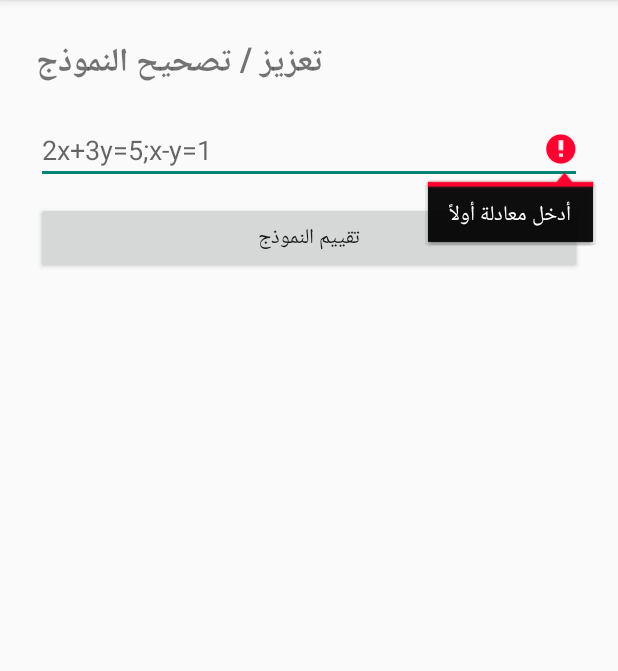
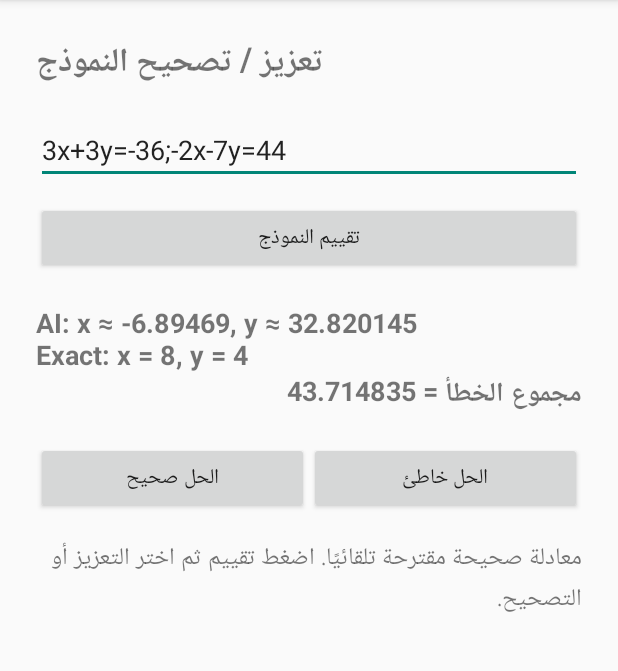
Before and after one commit to msabz/Al, an Android app: the ReinforcementActivity screen opened directly, with no data from a screen before it, after a tap on "تقييم النموذج", on a phone screen of 412 x 824 dp, the part 84-755 px from its top. Run offline under Robolectric (Android 15) with nearby library versions, the light colour scheme and no system bars.

Commit message:
Auto-suggest verified equations for reinforcement

```diff
--- a/app/src/main/java/com/example/equationsolver/ReinforcementActivity.kt
+++ b/app/src/main/java/com/example/equationsolver/ReinforcementActivity.kt
@@ -11,12 +11,14 @@ import androidx.appcompat.app.AppCompatActivity
 import com.example.equationsolver.ai.ModelManager
 import com.example.equationsolver.core.ArabicEquationNormalizer
 import com.example.equationsolver.core.UniversalEquationSolver
+import com.example.equationsolver.data.EquationGenerator
+import com.example.equationsolver.data.GeneratedEquationValidator
 import java.util.Locale
 import kotlin.math.abs
 
 class ReinforcementActivity : AppCompatActivity() {
     private var currentEquation: String? = null
-    private var currentRawEquation: String? = null
+    private lateinit var edit: EditText
     private lateinit var resultText: TextView
     private lateinit var correctionText: TextView
     private lateinit var feedback: LinearLayout
@@ -25,54 +27,44 @@ class ReinforcementActivity : AppCompatActivity() {
         super.onCreate(savedInstanceState)
         setContentView(R.layout.activity_reinforcement)
         ModelManager.init(applicationContext)
-
-        val edit = findViewById<EditText>(R.id.editInteractiveEq)
-        val solve = findViewById<Button>(R.id.btnSolveInteractive)
-        feedback = findViewById(R.id.layoutFeedback)
+        edit = findViewById(R.id.editInteractiveEq)
         resultText = findViewById(R.id.textInteractiveResult)
         correctionText = findViewById(R.id.textCorrection)
-
-        solve.setOnClickListener {
+        feedback = findViewById(R.id.layoutFeedback)
+        findViewById<Button>(R.id.btnSolveInteractive).setOnClickListener {
             val raw = edit.text.toString().trim()
-            if (raw.isEmpty()) {
-                edit.error = "أدخل معادلة أولاً"
-                return@setOnClickListener
+            if (raw.isEmpty()) { edit.error = "أدخل معادلة أولاً"; return@setOnClickListener }
+            val equation = ArabicEquationNormalizer.normalize(raw)
+            currentEquation = equation
+            showEvaluation(equation); feedback.visibility = View.VISIBLE
         }
-            val equation = ArabicEquationNormalizer.normalize(raw)
-            currentRawEquation = raw
-            currentEquation = equation
-            showEvaluation(equation)
-            feedback.visibility = View.VISIBLE
+        findViewById<Button>(R.id.btnReward).setOnClickListener { reinforceCurrent(5, 0.0005) }
+        findViewById<Button>(R.id.btnPunish).setOnClickListener { reinforceCurrent(40, 0.002) }
+        suggestNextEquation()
     }
 
-        findViewById<Button>(R.id.btnReward).setOnClickListener {
-            val equation = currentEquation ?: return@setOnClickListener
+    private fun reinforceCurrent(repeats: Int, learningRate: Double) {
+        val equation = currentEquation ?: return
         try {
             val exact = UniversalEquationSolver.solve(equation)
-                ModelManager.trainOnSolution(equation, toSolutionResult(exact), repeats = 5, learningRate = 0.0005)
+            if (exact.x == null && exact.y == null) error("لا يوجد حل عددي يمكن تدريبه")
+            ModelManager.trainOnSolution(equation, toSolutionResult(exact), repeats, learningRate)
             ModelManager.save(this)
-                correctionText.text = "تم تعزيز النموذج بالحل الصحيح للمسألة."
-                feedback.visibility = View.GONE
+            correctionText.text = "تم تحديث النموذج بالحل الصحيح."
             Toast.makeText(this, "تم التعزيز وحفظ النموذج", Toast.LENGTH_SHORT).show()
-            } catch (e: Exception) {
-                correctionText.text = "فشل التعزيز: ${e.message ?: "خطأ غير معروف"}"
-            }
+            suggestNextEquation()
+        } catch (e: Exception) { correctionText.text = "فشل التحديث: ${e.message ?: "خطأ غير معروف"}" }
     }
 
-        findViewById<Button>(R.id.btnPunish).setOnClickListener {
-            val equation = currentEquation ?: return@setOnClickListener
-            try {
-                val exact = UniversalEquationSolver.solve(equation)
-                ModelManager.trainOnSolution(equation, toSolutionResult(exact), repeats = 40, learningRate = 0.002)
-                ModelManager.save(this)
-                correctionText.text = "تم تصحيح النموذج باستخدام الحل الدقيق وإعادة تدريبه على المسألة."
-                showEvaluation(equation)
-                feedback.visibility = View.GONE
-                Toast.makeText(this, "تم التصحيح وحفظ النموذج", Toast.LENGTH_SHORT).show()
-            } catch (e: Exception) {
-                correctionText.text = "فشل التصحيح: ${e.message ?: "خطأ غير معروف"}"
-            }
-        }
+    private fun suggestNextEquation() {
+        var candidate: com.example.equationsolver.data.GeneratedExample
+        do { candidate = EquationGenerator.generate() } while (!GeneratedEquationValidator.isValid(candidate))
+        currentEquation = candidate.equation
+        edit.setText(candidate.equation)
+        edit.setSelection(edit.text.length)
+        showEvaluation(candidate.equation)
+        feedback.visibility = View.VISIBLE
+        correctionText.text = "معادلة صحيحة مقترحة تلقائيًا. اضغط تقييم ثم اختر التعزيز أو التصحيح."
     }
 
     private fun showEvaluation(equation: String) {
@@ -82,34 +74,19 @@ class ReinforcementActivity : AppCompatActivity() {
             val py = prediction.getOrNull(1)?.times(100.0) ?: 0.0
             val exact = UniversalEquationSolver.solve(equation)
             resultText.text = when {
-                exact.x != null && exact.y == null -> {
-                    val error = abs(px - exact.x)
-                    "AI: x ≈ ${fmt(px)}\nExact: x = ${fmt(exact.x)}\nالخطأ = ${fmt(error)}"
-                }
-                exact.x == null && exact.y != null -> {
-                    val error = abs(py - exact.y)
-                    "AI: y ≈ ${fmt(py)}\nExact: y = ${fmt(exact.y)}\nالخطأ = ${fmt(error)}"
-                }
-                exact.x != null && exact.y != null -> {
-                    val error = abs(px - exact.x) + abs(py - exact.y)
-                    "AI: x ≈ ${fmt(px)}, y ≈ ${fmt(py)}\nExact: x = ${fmt(exact.x)}, y = ${fmt(exact.y)}\nمجموع الخطأ = ${fmt(error)}"
-                }
+                exact.x != null && exact.y == null -> "AI: x ≈ ${fmt(px)}\nExact: x = ${fmt(exact.x)}\nالخطأ = ${fmt(abs(px - exact.x))}"
+                exact.x != null && exact.y != null -> "AI: x ≈ ${fmt(px)}, y ≈ ${fmt(py)}\nExact: x = ${fmt(exact.x)}, y = ${fmt(exact.y)}\nمجموع الخطأ = ${fmt(abs(px - exact.x) + abs(py - exact.y))}"
                 else -> "الحالة: ${exact.summary}"
             }
-        } catch (e: Exception) {
-            resultText.text = "خطأ: ${e.message ?: "خطأ غير معروف"}"
-        }
+        } catch (e: Exception) { resultText.text = "خطأ: ${e.message ?: "خطأ غير معروف"}" }
     }
 
-    private fun toSolutionResult(result: UniversalEquationSolver.Result): com.example.equationsolver.core.SolutionResult {
-        return when {
+    private fun toSolutionResult(result: UniversalEquationSolver.Result): com.example.equationsolver.core.SolutionResult = when {
         result.x != null && result.y != null -> com.example.equationsolver.core.SolutionResult.TwoVariables(result.x, result.y)
         result.x != null -> com.example.equationsolver.core.SolutionResult.SingleVariable(result.x)
         result.y != null -> com.example.equationsolver.core.SolutionResult.SingleVariable(result.y)
         else -> com.example.equationsolver.core.SolutionResult.Error(result.summary)
     }
+
+    private fun fmt(value: Double): String = if (abs(value) < 1e-9) "0" else String.format(Locale.US, "%.6f", value).trimEnd('0').trimEnd('.')
 }
-
-    private fun fmt(value: Double): String =
-        if (abs(value) < 1e-9) "0" else String.format(Locale.US, "%.6f", value).trimEnd('0').trimEnd('.')
-}
```
Lines whose indentation alone changed are shown as unchanged.
